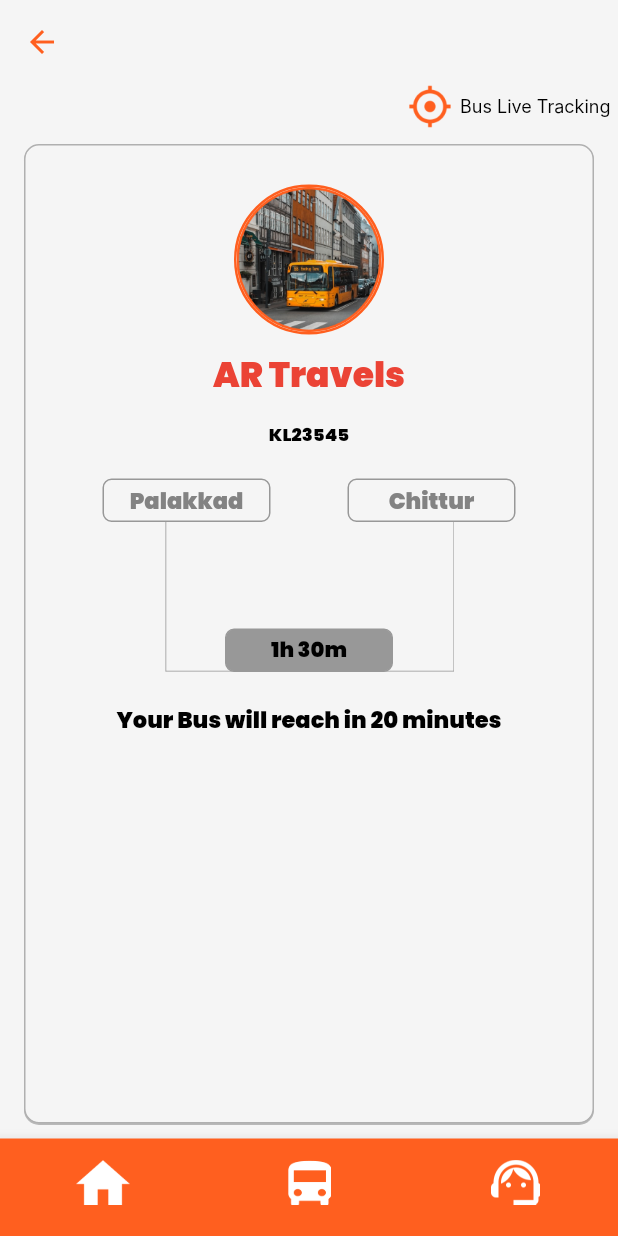
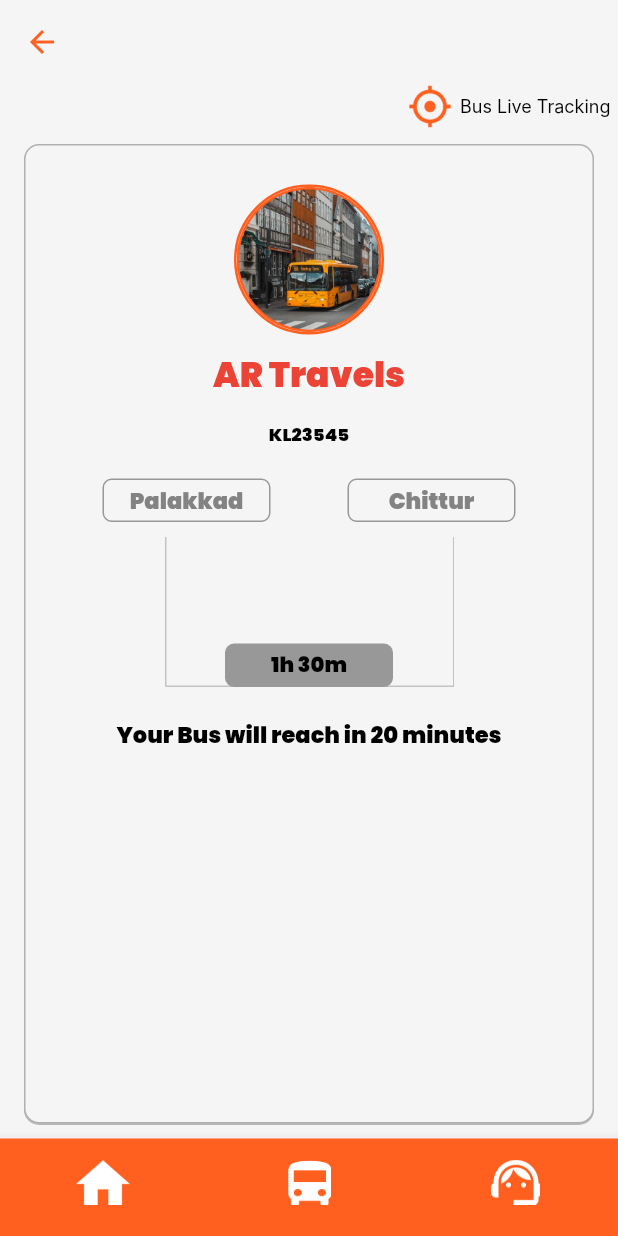
Before and after one commit to AbithaVishnu/Bustracking-User, a Flutter app: the AllDetails screen opened by its route, on a phone screen of 412 x 824 dp. Run offline on Flutter 3.47's test engine with Material 2 defaults, Android fonts, the phone set to English and light mode, and no system bars; our stand-ins replace get, hexcolor; Roboto replaces fonts that are missing (Inter).

Commit message:
all details

```diff
--- a/lib/View/All Details/All detailsa.dart
+++ b/lib/View/All Details/All detailsa.dart
@@ -25,7 +25,7 @@ class AllDetails extends StatelessWidget {
         child: Column(
           children: [
             Padding(
-              padding: const EdgeInsets.only(right: 5.0), // Adjusted padding
+              padding: const EdgeInsets.only(right: 5.0),
               child: Container(
                 color: HexColor("#F5F5F5"),
                 child: Row(
@@ -55,8 +55,10 @@ class AllDetails extends StatelessWidget {
               ),
             ),
             Expanded(
-              child: Container(
-                margin: EdgeInsets.symmetric(horizontal: 16, vertical: 10), // Adjusted margin
+              child: LayoutBuilder(
+                builder: (context, constraints) {
+                  return Container(
+                    margin: EdgeInsets.symmetric(horizontal: 16, vertical: 10),
                     decoration: BoxDecoration(
                       color: HexColor("#F5F5F5"),
                       border: Border.all(color: Color(0xFFB0B0B0), width: 1),
@@ -69,6 +71,12 @@ class AllDetails extends StatelessWidget {
                         ),
                       ],
                     ),
+                    child: SingleChildScrollView(
+                      child: ConstrainedBox(
+                        constraints: BoxConstraints(
+                          minHeight: constraints.maxHeight,
+                        ),
+                        child: IntrinsicHeight(
                           child: Column(
                             mainAxisAlignment: MainAxisAlignment.start,
                             children: [
@@ -166,12 +174,13 @@ class AllDetails extends StatelessWidget {
                                       ),
                                     ],
                                   ),
-                        // Adjusted spacing
+                                  SizedBox(height: 10),
                                   Stack(
                                     alignment: Alignment.center,
                                     children: [
                                       Image.asset(
-                                "Assets/Images/Rectangle 1@2x.png",  width: 193,
+                                        "Assets/Images/Rectangle 1@2x.png",
+                                        width: 193,
                                         height: 100,
                                         fit: BoxFit.fill,
                                       ),
@@ -200,7 +209,6 @@ class AllDetails extends StatelessWidget {
                                       ),
                                     ],
                                   ),
-
                                 ],
                               ),
                               SizedBox(
@@ -214,12 +222,19 @@ class AllDetails extends StatelessWidget {
                                     style: TextStyle(
                                       color: HexColor("#000000"),
                                       fontSize: 15,
-                              fontWeight: FontWeight.w500),
+                                      fontWeight: FontWeight.w500,
+                                    ),
                                   ),
                                 ],
-                    )
+                              ),
+                              SizedBox(height: 20), // Added extra space at the bottom
                             ],
                           ),
+                        ),
+                      ),
+                    ),
+                  );
+                },
               ),
             ),
           ],
```
Lines whose indentation alone changed are shown as unchanged.
